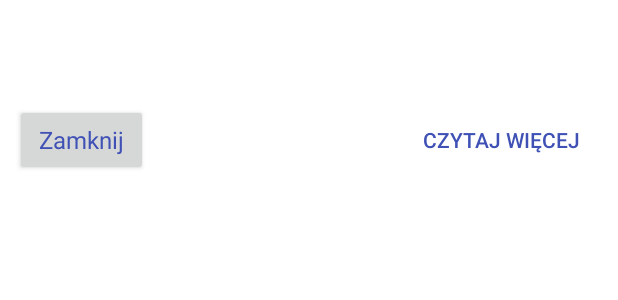
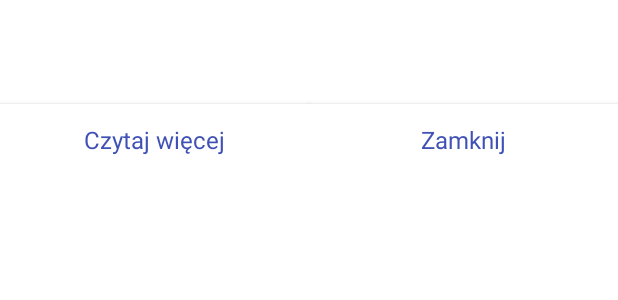
Before and after one commit to ZonaRMR/WPApplication, an Android app: the layout dialog_layout.xml on its own in the app's theme, with its tools: preview values and no code run, on a phone screen of 412 x 824 dp. Shown: the top 300 px of the screen. Run offline under Robolectric (Android 15) with nearby library versions, the phone set to English and light mode, and no system bars.

Commit message:
layout button

```diff
--- a/app/src/main/res/layout/dialog_layout.xml
+++ b/app/src/main/res/layout/dialog_layout.xml
@@ -1,67 +1,70 @@
 <?xml version="1.0" encoding="utf-8"?>
 <LinearLayout xmlns:android="http://schemas.android.com/apk/res/android"
-    android:adjustViewBounds="true"
-    android:orientation="vertical"
     android:layout_width="match_parent"
     android:layout_height="match_parent"
+
     android:background="#fff"
- >
+    android:orientation="vertical">
 
 
     <TextView
         android:id="@+id/text_title"
+        style="@style/Theme.Holo.Light"
         android:layout_width="match_parent"
         android:layout_height="wrap_content"
+        android:layout_marginLeft="10dp"
+        android:layout_marginRight="10dp"
+        android:layout_marginTop="10dp"
         android:textColor="#3f51b5"
-        android:layout_marginTop="10dp"
-        android:layout_marginRight="10dp"
-        android:layout_marginLeft="10dp"
+        android:background="#fff"
         android:textStyle="bold"
         android:typeface="sans"
-        style="@style/Theme.Holo.Light"
 
         />
+
     <TextView
         android:id="@+id/text_dialog"
+        style="@style/Theme.Holo.Light"
         android:layout_width="match_parent"
         android:layout_height="wrap_content"
-        android:textColor="#000"
+        android:layout_marginLeft="10dp"
+        android:layout_marginRight="10dp"
         android:layout_marginTop="5dp"
-        android:layout_marginRight="10dp"
-        android:layout_marginLeft="10dp"
+        android:background="#fff"
+        android:textColor="#000" />
+
+    <LinearLayout
+
         style="@style/Theme.Holo.Light"
-        />
-
-    <RelativeLayout
         android:layout_width="match_parent"
         android:layout_height="wrap_content"
-        android:paddingBottom="10dip"
-        style="@style/Theme.Holo.Light"
+        android:orientation="horizontal"
+        android:layout_alignParentBottom="true"
+        android:background="#fff"
         >
+
         <Button
             android:id="@+id/dialogButtonReadMore"
-        android:layout_width="wrap_content"
+            style="@style/ButtonHolo"
+            android:layout_width="match_parent"
             android:layout_height="wrap_content"
-        android:text=" Czytaj więcej "
             android:layout_alignParentRight="true"
             android:layout_marginTop="10dp"
-        android:layout_marginRight="10dp"
-        android:layout_marginLeft="10dp"
-        android:textColor="#3f51b5"
             android:layout_weight="1"
-        style="?android:attr/borderlessButtonStyle"        />
+            android:text=" Czytaj więcej "
+            android:background="#fff"
+            android:textColor="#3f51b5" />
+
         <Button
             android:id="@+id/dialogButtonCancel"
-        android:layout_width="wrap_content"
+            style="@style/ButtonHolo"
+            android:layout_width="match_parent"
             android:layout_height="wrap_content"
-        android:textColor="#3f51b5"
-        android:text=" Zamknij "
             android:layout_alignParentLeft="true"
             android:layout_marginTop="10dp"
-        android:layout_marginRight="10dp"
-        android:layout_marginLeft="10dp"
             android:layout_weight="1"
-        style="@style/ButtonHolo"
-        />
-    </RelativeLayout>
+            android:text=" Zamknij "
+            android:background="#fff"
+            android:textColor="#3f51b5" />
     </LinearLayout>
+</LinearLayout>
--- a/app/src/main/res/values/styles.xml
+++ b/app/src/main/res/values/styles.xml
@@ -9,6 +9,8 @@
     </style>
     <style name="FullHeightDialog" parent="android:style/Theme.Dialog">
         <item name="android:windowNoTitle">true</item>
+        <item name="android:padding">3dp</item>
+        <item name="android:background">#3f51b5</item>
         </style>
 
     <style name="ButtonHolo" parent="android:Theme.Holo.Light">
```
Lines whose indentation alone changed are shown as unchanged.
